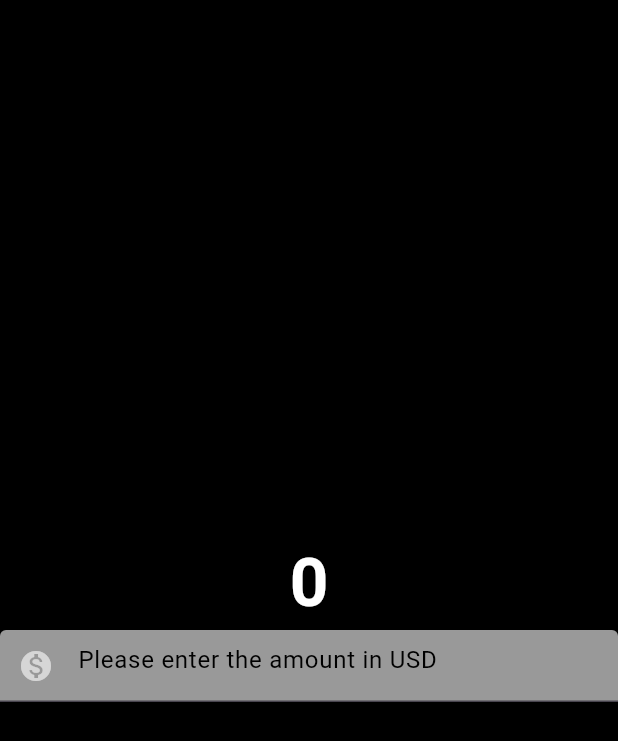
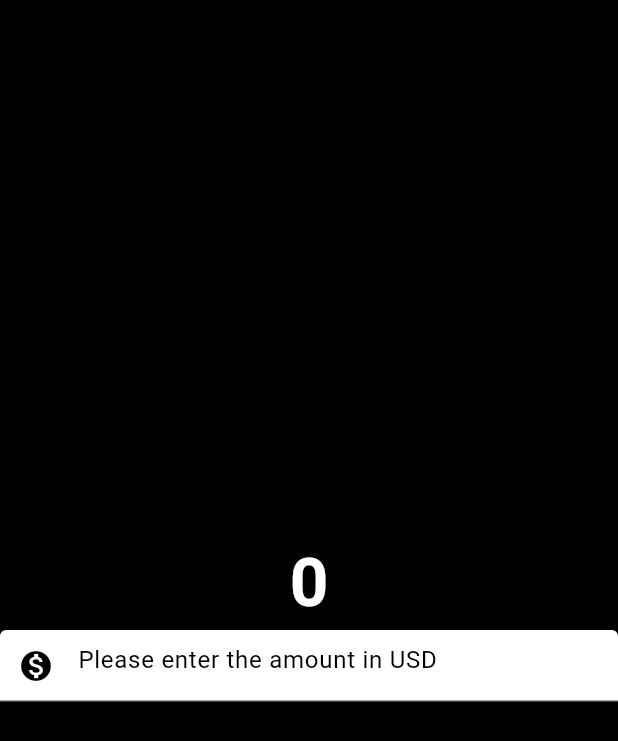
Before and after one commit to Taoheedoh/currency_converter, a Flutter app: the screen it shows after launch, on a phone screen of 412 x 824 dp. Shown: the top 741 px of the screen. Run offline on Flutter 3.47's test engine with Material 3 defaults, Android fonts, the phone set to English and light mode, and no system bars.

Commit message:
add border-radius to text-field

```diff
--- a/lib/currency_convert_material_page.dart
+++ b/lib/currency_convert_material_page.dart
@@ -26,13 +26,16 @@ class CurrencyConverterMaterialPage extends StatelessWidget {
                   color: Colors.black,
                 ),
                 prefixIcon: Icon(Icons.monetization_on),
-                prefixIconColor: Colors.white60,
+                prefixIconColor: Colors.black,
                 filled: true,
-                fillColor: Colors.white60,
+                fillColor: Colors.white,
                 focusedBorder: OutlineInputBorder(
                   borderSide: BorderSide(
                     width: 2.0,
                     style: BorderStyle.solid,
+                  ),
+                  borderRadius: BorderRadius.all(
+                    Radius.circular(60),
                   ),
                 ),
               ),
```
